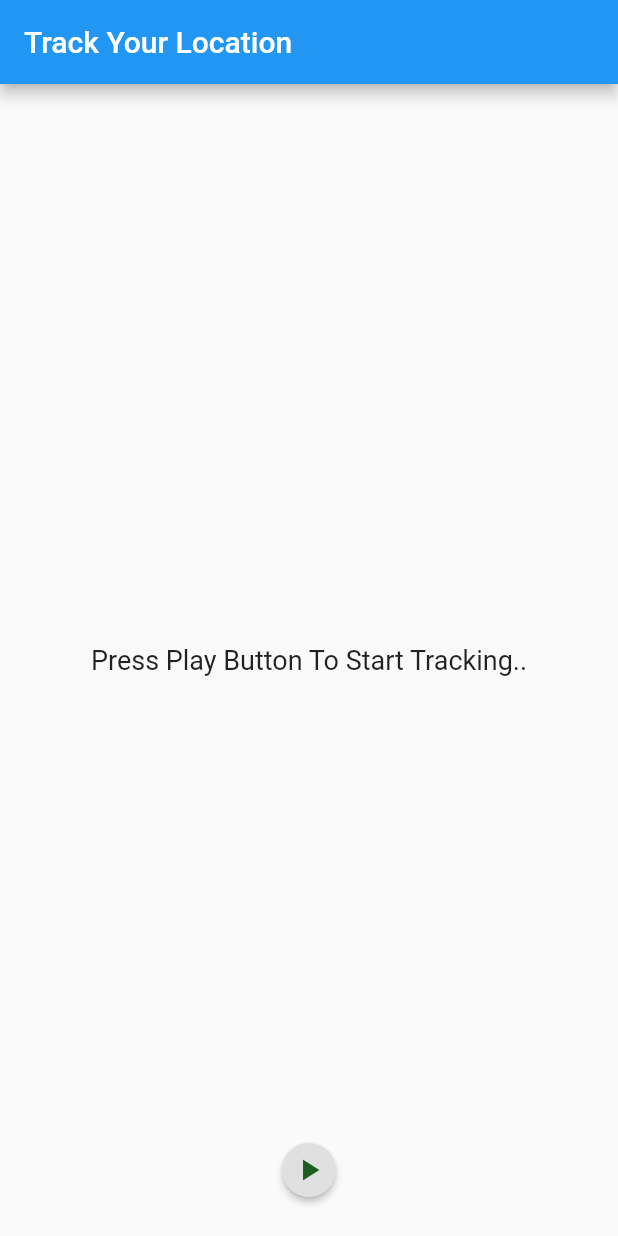
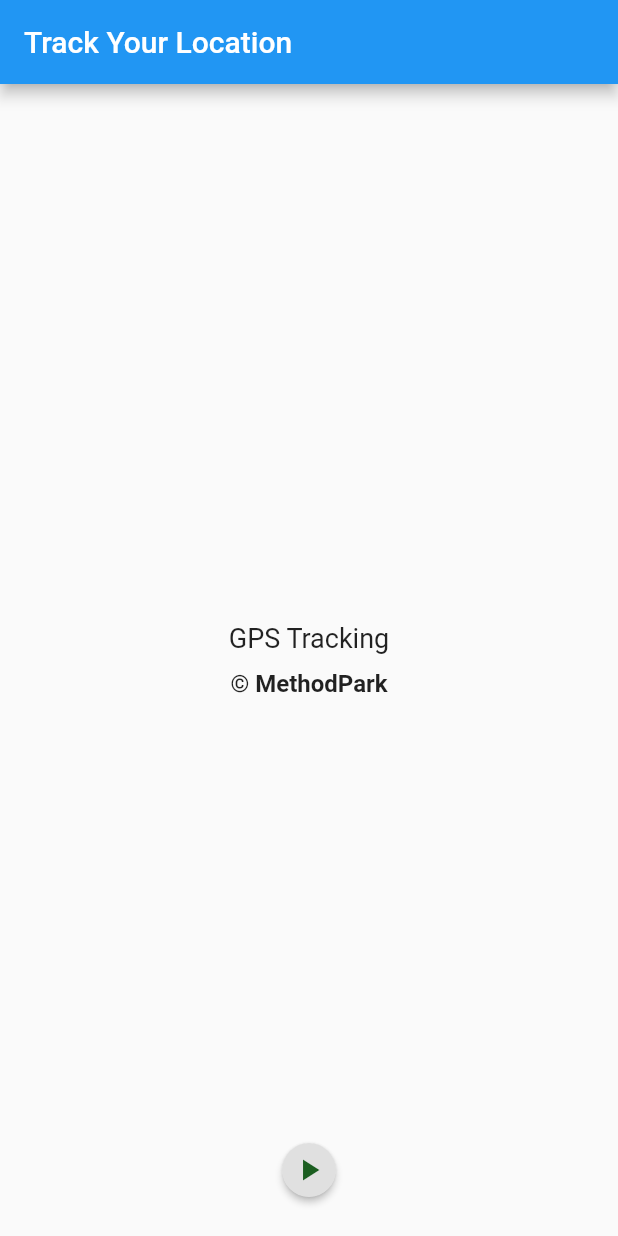
Before and after one commit to ratul0/gps_tracker, a Flutter app: the screen it shows after launch, on a phone screen of 412 x 824 dp. Run offline on Flutter 3.47's test engine with Material 2 defaults, Android fonts, the light colour scheme and no system bars; our stand-ins replace bloc, equatable, flutter_bloc, geolocator, jiffy; missing offline and left inert: date_time_format, share_extend.

Commit message:
add milisecond and microseconds

```diff
--- a/lib/models/point.dart
+++ b/lib/models/point.dart
@@ -1,5 +1,6 @@
 import 'dart:convert';
 
+import 'package:date_time_format/date_time_format.dart';
 import 'package:equatable/equatable.dart';
 import 'package:geolocator/geolocator.dart';
 import 'package:jiffy/jiffy.dart';
@@ -62,7 +63,7 @@ class Point extends Equatable {
     return {
       'longitude': longitude,
       'latitude': latitude,
-      'time': Jiffy(timestamp.add(Duration(hours: 2))).Hms,
+      'time': DateTimeFormat.format(timestamp, format: 'D, M j, H:i:s:v:u'),
       'altitude': altitude,
       'speed ': speed
     };
--- a/lib/screens/location_list_screen.dart
+++ b/lib/screens/location_list_screen.dart
@@ -1,4 +1,3 @@
-import 'package:animated_text_kit/animated_text_kit.dart';
 import 'package:flutter/material.dart';
 import 'package:flutter_bloc/flutter_bloc.dart';
 import 'package:gps/bloc/bloc.dart';
@@ -62,13 +61,26 @@ class LocationListScreen extends StatelessWidget {
 
   Center buildCenter() {
     return Center(
-      child: TypewriterAnimatedTextKit(
-        text: ['Press Play Button To Start Tracking..'],
-        textStyle: TextStyle(
-          fontSize: 18.0,
-        ),
-        totalRepeatCount: 1000,
-        speed: Duration(milliseconds: 150),
+      child: Column(
+        mainAxisAlignment: MainAxisAlignment.center,
+        children: [
+          Text(
+            "GPS Tracking",
+            style: TextStyle(
+              fontSize: 18,
+            ),
+          ),
+          SizedBox(
+            height: 10,
+          ),
+          Text(
+            "© MethodPark",
+            style: TextStyle(
+              fontSize: 16,
+              fontWeight: FontWeight.bold,
+            ),
+          )
+        ],
       ),
     );
   }
--- a/lib/widgets/location_list_card.dart
+++ b/lib/widgets/location_list_card.dart
@@ -1,5 +1,7 @@
 import 'package:flutter/material.dart';
 import 'package:geolocator/geolocator.dart';
+import 'package:jiffy/jiffy.dart';
+import 'package:date_time_format/date_time_format.dart';
 import 'package:jiffy/jiffy.dart';
 
 class LocationListCard extends StatelessWidget {
@@ -16,7 +18,7 @@ class LocationListCard extends StatelessWidget {
             crossAxisAlignment: CrossAxisAlignment.stretch,
             children: <Widget>[
               Text(
-                'Lattitude: ${position.latitude}',
+                'Latitude: ${position.latitude}',
                 style: TextStyle(
                   fontSize: 18.0,
                 ),
@@ -30,7 +32,8 @@ class LocationListCard extends StatelessWidget {
               ),
               SizedBox(height: 6.0),
               Text(
-                '${Jiffy(position.timestamp.add(Duration(hours: 2))).Hms}',
+                '${DateTimeFormat.format(position.timestamp, format: 'D, M j, H:i:s:v:u')}',
+//                '${Jiffy(position.timestamp.add(Duration(hours: 2))).Hms}',
                 style: TextStyle(
                   fontSize: 14.0,
                 ),
```
Also changed, not shown: pubspec.yaml (+7 -1 lines), assets/icon/icon.png (added), pubspec.lock, 46 other files.
